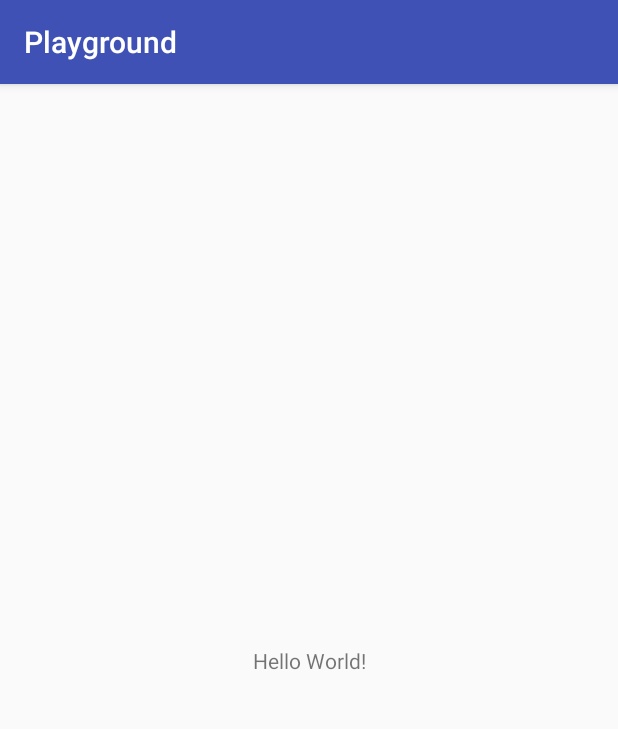
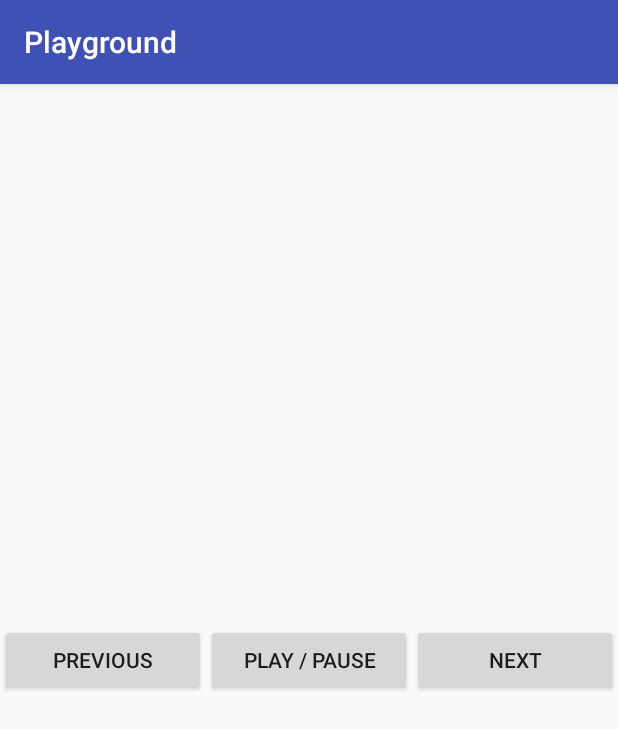
Before and after one commit to 4nswer2/kotlin-android-playground, an Android app: the screen it shows after launch (MainActivity), on a phone screen of 412 x 824 dp. Shown: the top 729 px of the screen. Run offline under Robolectric (Android 15) with nearby library versions, the phone set to English and light mode, and no system bars; our stand-ins replace Timber.

```diff
--- a/src/app/src/main/java/jp/co/example/playground/MainActivity.kt
+++ b/src/app/src/main/java/jp/co/example/playground/MainActivity.kt
@@ -1,12 +1,51 @@
 package jp.co.example.playground
 
+import android.content.ComponentName
+import android.content.Context
+import android.content.Intent
+import android.media.session.MediaController
+import android.media.session.MediaSessionManager
+import android.media.session.PlaybackState
 import android.support.v7.app.AppCompatActivity
 import android.os.Bundle
+import kotlinx.android.synthetic.main.activity_main.*
 
 class MainActivity : AppCompatActivity() {
+	private val mediaSessionManager by lazy { getSystemService(Context.MEDIA_SESSION_SERVICE) as MediaSessionManager }
+	private val component by lazy { ComponentName(this, NotificationListener::class.java) }
+	private val onActiveSessionManager by lazy {
+			MediaSessionManager.OnActiveSessionsChangedListener {
+				it.forEach { d("[listener]${it.packageName}") }
+				currentController = it.firstOrNull()
+			}
+	}
+
+	private var currentController: MediaController? = null
 
 	override fun onCreate(savedInstanceState: Bundle?) {
 		super.onCreate(savedInstanceState)
 		setContentView(R.layout.activity_main)
+
+		play_pause.setOnClickListener {
+			when (currentController?.playbackState?.state) {
+				PlaybackState.STATE_PLAYING -> currentController?.transportControls?.pause().run { d("[pause] ${currentController?.packageName}") }
+				else                        -> currentController?.transportControls?.play().run { d("[play] ${currentController?.packageName}") }
+			}
+		}
+
+		previous.setOnClickListener { currentController?.transportControls?.skipToPrevious().run { d("[previous] ${currentController?.packageName}") } }
+		next.setOnClickListener { currentController?.transportControls?.skipToNext().run { d("[next] ${currentController?.packageName}") } }
+	}
+
+	override fun onStart() {
+		super.onStart()
+
+		when (NotificationListener.isEnabled(this)) {
+			false -> startActivity(Intent("android.settings.ACTION_NOTIFICATION_LISTENER_SETTINGS"))
+			true  -> {
+				mediaSessionManager.addOnActiveSessionsChangedListener(onActiveSessionManager, component)
+				currentController = mediaSessionManager.getActiveSessions(component).firstOrNull()
+			}
+		}
 	}
 }
--- /dev/null
+++ b/src/app/src/main/java/jp/co/example/playground/NotificationListener.kt
@@ -0,0 +1,16 @@
+package jp.co.example.playground
+
+import android.content.Context
+import android.service.notification.NotificationListenerService
+import android.support.v4.app.NotificationManagerCompat
+
+
+class NotificationListener : NotificationListenerService() {
+	companion object {
+		fun isEnabled(context: Context): Boolean {
+			return NotificationManagerCompat
+					.getEnabledListenerPackages(context)
+					.contains(context.packageName)
+		}
+	}
+}
--- a/src/app/src/main/res/layout/activity_main.xml
+++ b/src/app/src/main/res/layout/activity_main.xml
@@ -7,13 +7,34 @@
     android:layout_height="match_parent"
     tools:context="jp.co.example.playground.MainActivity">
 
-    <TextView
-        android:layout_width="wrap_content"
+    <Button
+        android:id="@+id/previous"
+        android:layout_width="0dp"
         android:layout_height="wrap_content"
-        android:text="Hello World!"
+        android:text="previous"
+        app:layout_constraintTop_toTopOf="parent"
         app:layout_constraintBottom_toBottomOf="parent"
         app:layout_constraintLeft_toLeftOf="parent"
-        app:layout_constraintRight_toRightOf="parent"
-        app:layout_constraintTop_toTopOf="parent"/>
+        app:layout_constraintRight_toLeftOf="@id/play_pause"/>
+
+    <Button
+        android:id="@+id/play_pause"
+        android:layout_width="0dp"
+        android:layout_height="wrap_content"
+        android:text="play / pause"
+        app:layout_constraintTop_toTopOf="parent"
+        app:layout_constraintBottom_toBottomOf="parent"
+        app:layout_constraintLeft_toRightOf="@id/previous"
+        app:layout_constraintRight_toLeftOf="@id/next"/>
+
+    <Button
+        android:id="@+id/next"
+        android:layout_width="0dp"
+        android:layout_height="wrap_content"
+        android:text="next"
+        app:layout_constraintTop_toTopOf="parent"
+        app:layout_constraintBottom_toBottomOf="parent"
+        app:layout_constraintLeft_toRightOf="@id/play_pause"
+        app:layout_constraintRight_toRightOf="parent"/>
 
 </android.support.constraint.ConstraintLayout>
```
Also changed, not shown: src/app/src/main/AndroidManifest.xml (+8 -0 lines).
